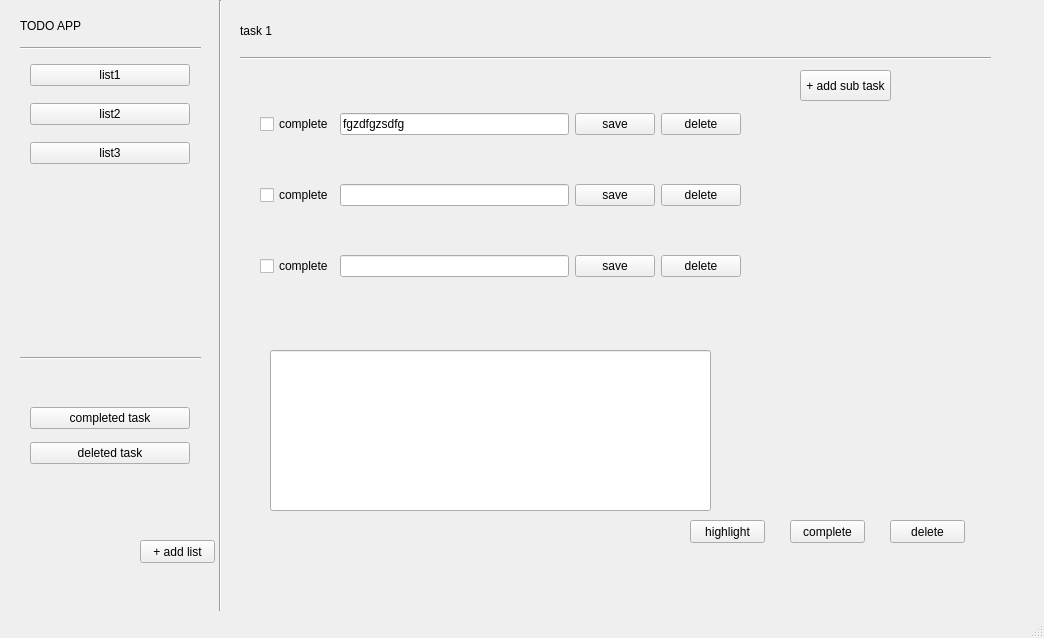
This is ass2/ui file/intask.ui in NatdanaiDan/OOP as Qt 5 draws it before an edit. The edited form follows.
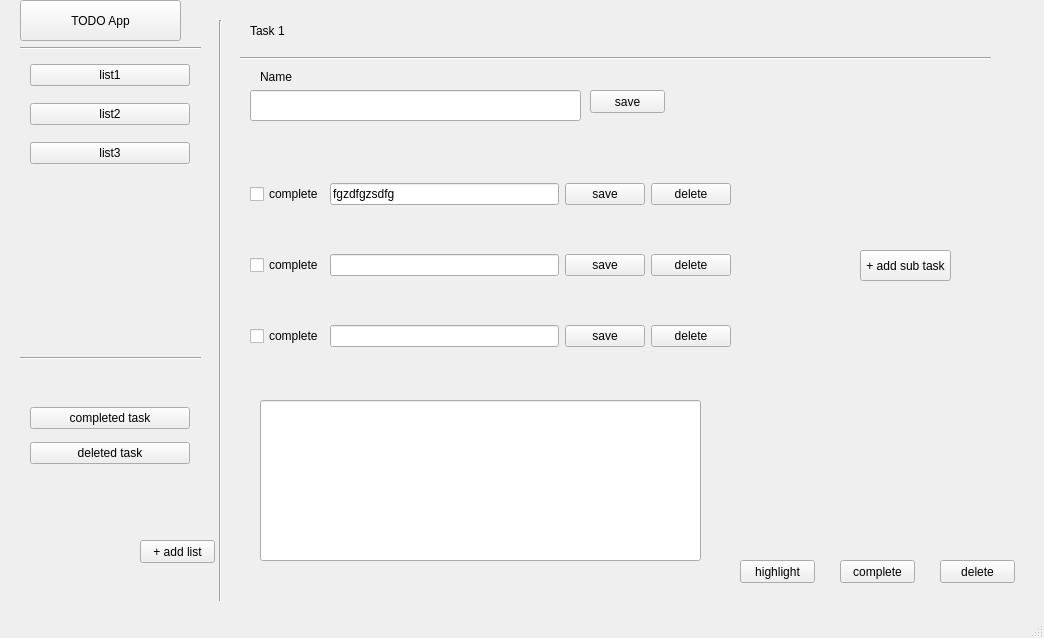
This is the edited form.

What changed in the file:
```diff
--- a/ass2/ui file/intask.ui
+++ b/ass2/ui file/intask.ui
@@ -14,24 +14,7 @@
    <string>MainWindow</string>
   </property>
   <widget class="QWidget" name="centralwidget">
-   <widget class="QLabel" name="label">
-    <property name="geometry">
-     <rect>
-      <x>20</x>
-      <y>10</y>
-      <width>161</width>
-      <height>31</height>
-     </rect>
-    </property>
-    <property name="styleSheet">
-     <string notr="true">font: 36pt &quot;MS Shell Dlg 2&quot;;
-font: 20pt &quot;MS Shell Dlg 2&quot;;</string>
-    </property>
-    <property name="text">
-     <string>TODO APP</string>
-    </property>
-   </widget>
-   <widget class="Line" name="line">
+   <widget class="Line" name="left_top_line">
     <property name="geometry">
      <rect>
       <x>20</x>
@@ -52,9 +35,9 @@
     <property name="geometry">
      <rect>
       <x>210</x>
-      <y>0</y>
+      <y>20</y>
       <width>20</width>
-      <height>611</height>
+      <height>581</height>
      </rect>
     </property>
     <property name="orientation">
@@ -172,37 +155,40 @@
    <widget class="QLabel" name="label_3">
     <property name="geometry">
      <rect>
-      <x>240</x>
-      <y>20</y>
-      <width>81</width>
-      <height>21</height>
+      <x>250</x>
+      <y>10</y>
+      <width>191</width>
+      <height>41</height>
      </rect>
     </property>
     <property name="styleSheet">
      <string notr="true">font: 20pt &quot;MS Shell Dlg 2&quot;;</string>
     </property>
     <property name="text">
-     <string>task 1</string>
+     <string>Task 1</string>
     </property>
    </widget>
    <widget class="QPushButton" name="pushButton_13">
     <property name="geometry">
      <rect>
-      <x>690</x>
-      <y>520</y>
-      <width>75</width>
-      <height>23</height>
+      <x>20</x>
+      <y>0</y>
+      <width>161</width>
+      <height>41</height>
      </rect>
     </property>
+    <property name="styleSheet">
+     <string notr="true">font: 20pt &quot;MS Shell Dlg 2&quot;;</string>
+    </property>
     <property name="text">
-     <string>highlight</string>
+     <string>TODO App</string>
     </property>
    </widget>
    <widget class="QPushButton" name="pushButton_14">
     <property name="geometry">
      <rect>
-      <x>790</x>
-      <y>520</y>
+      <x>840</x>
+      <y>560</y>
       <width>75</width>
       <height>23</height>
      </rect>
@@ -211,34 +197,11 @@
      <string>complete</string>
     </property>
    </widget>
-   <widget class="QPushButton" name="pushButton_15">
+   <widget class="QWidget" name="layoutWidget">
     <property name="geometry">
      <rect>
-      <x>890</x>
-      <y>520</y>
-      <width>75</width>
-      <height>23</height>
-     </rect>
-    </property>
-    <property name="text">
-     <string>delete</string>
-    </property>
-   </widget>
-   <widget class="QLineEdit" name="lineEdit_4">
-    <property name="geometry">
-     <rect>
-      <x>270</x>
-      <y>350</y>
-      <width>441</width>
-      <height>161</height>
-     </rect>
-    </property>
-   </widget>
-   <widget class="QWidget" name="">
-    <property name="geometry">
-     <rect>
-      <x>260</x>
-      <y>70</y>
+      <x>250</x>
+      <y>140</y>
       <width>481</width>
       <height>251</height>
      </rect>
@@ -325,8 +288,21 @@
    <widget class="QPushButton" name="pushButton_16">
     <property name="geometry">
      <rect>
-      <x>800</x>
-      <y>70</y>
+      <x>940</x>
+      <y>560</y>
+      <width>75</width>
+      <height>23</height>
+     </rect>
+    </property>
+    <property name="text">
+     <string>delete</string>
+    </property>
+   </widget>
+   <widget class="QPushButton" name="add_sub_button">
+    <property name="geometry">
+     <rect>
+      <x>860</x>
+      <y>250</y>
       <width>91</width>
       <height>31</height>
      </rect>
@@ -335,6 +311,68 @@
      <string>+ add sub task</string>
     </property>
    </widget>
+   <widget class="QLineEdit" name="note_lineEdit">
+    <property name="geometry">
+     <rect>
+      <x>260</x>
+      <y>400</y>
+      <width>441</width>
+      <height>161</height>
+     </rect>
+    </property>
+   </widget>
+   <widget class="QLabel" name="name_label">
+    <property name="geometry">
+     <rect>
+      <x>260</x>
+      <y>70</y>
+      <width>47</width>
+      <height>13</height>
+     </rect>
+    </property>
+    <property name="text">
+     <string>Name</string>
+    </property>
+   </widget>
+   <widget class="QPushButton" name="highlight_button">
+    <property name="geometry">
+     <rect>
+      <x>740</x>
+      <y>560</y>
+      <width>75</width>
+      <height>23</height>
+     </rect>
+    </property>
+    <property name="text">
+     <string>highlight</string>
+    </property>
+   </widget>
+   <widget class="QPushButton" name="namesave_button">
+    <property name="geometry">
+     <rect>
+      <x>590</x>
+      <y>90</y>
+      <width>75</width>
+      <height>23</height>
+     </rect>
+    </property>
+    <property name="text">
+     <string>save</string>
+    </property>
+   </widget>
+   <widget class="QLineEdit" name="name_lineEdit">
+    <property name="geometry">
+     <rect>
+      <x>250</x>
+      <y>90</y>
+      <width>331</width>
+      <height>31</height>
+     </rect>
+    </property>
+    <property name="styleSheet">
+     <string notr="true">font: 12pt &quot;MS Shell Dlg 2&quot;;</string>
+    </property>
+   </widget>
   </widget>
   <widget class="QMenuBar" name="menubar">
    <property name="geometry">
```
Left out of the diff: 50 changed lines with no effect on the pictures.
